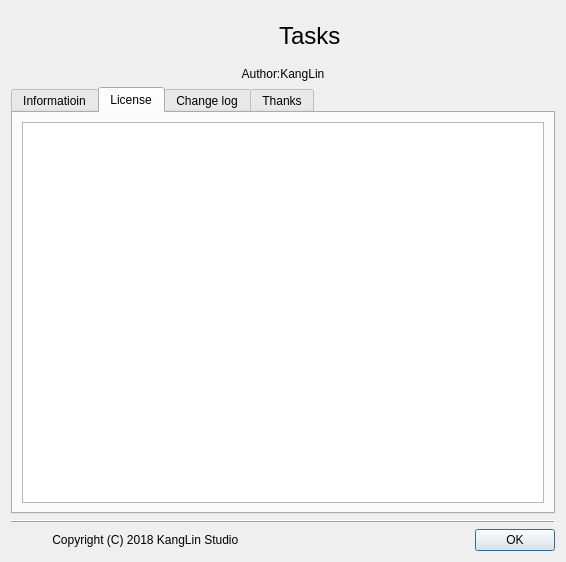
Above: Src/DlgAbout/DlgAbout.ui from KangLin/RabbitCommon before the change. Below: the same form after it.
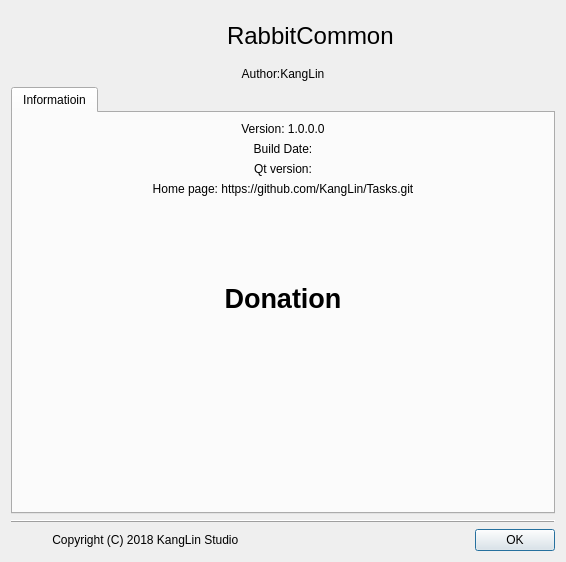
That is the form after the change. The open tabs and pages were chosen to show the change. Icons and pictures are not drawn.

What changed in the file:
```diff
--- a/Src/DlgAbout/DlgAbout.ui
+++ b/Src/DlgAbout/DlgAbout.ui
@@ -252,48 +252,6 @@
        </item>
       </layout>
      </widget>
-     <widget class="QWidget" name="License">
-      <attribute name="title">
-       <string>License</string>
-      </attribute>
-      <layout class="QGridLayout" name="gridLayout_4">
-       <item row="0" column="0">
-        <widget class="QTextEdit" name="txtLicense">
-         <property name="readOnly">
-          <bool>true</bool>
-         </property>
-        </widget>
-       </item>
-      </layout>
-     </widget>
-     <widget class="QWidget" name="ChangeLog">
-      <attribute name="title">
-       <string>Change log</string>
-      </attribute>
-      <layout class="QGridLayout" name="gridLayout_3">
-       <item row="0" column="0">
-        <widget class="QTextEdit" name="txtChange">
-         <property name="readOnly">
-          <bool>true</bool>
-         </property>
-        </widget>
-       </item>
-      </layout>
-     </widget>
-     <widget class="QWidget" name="Thinks">
-      <attribute name="title">
-       <string>Thanks</string>
-      </attribute>
-      <layout class="QGridLayout" name="gridLayout_2">
-       <item row="0" column="0">
-        <widget class="QTextEdit" name="txtThinks">
-         <property name="readOnly">
-          <bool>true</bool>
-         </property>
-        </widget>
-       </item>
-      </layout>
-     </widget>
     </widget>
    </item>
    <item row="3" column="1">
@@ -384,7 +342,7 @@
         </font>
        </property>
        <property name="text">
-        <string>Tasks</string>
+        <string>RabbitCommon</string>
        </property>
        <property name="alignment">
         <set>Qt::AlignLeading|Qt::AlignLeft|Qt::AlignVCenter</set>
```
